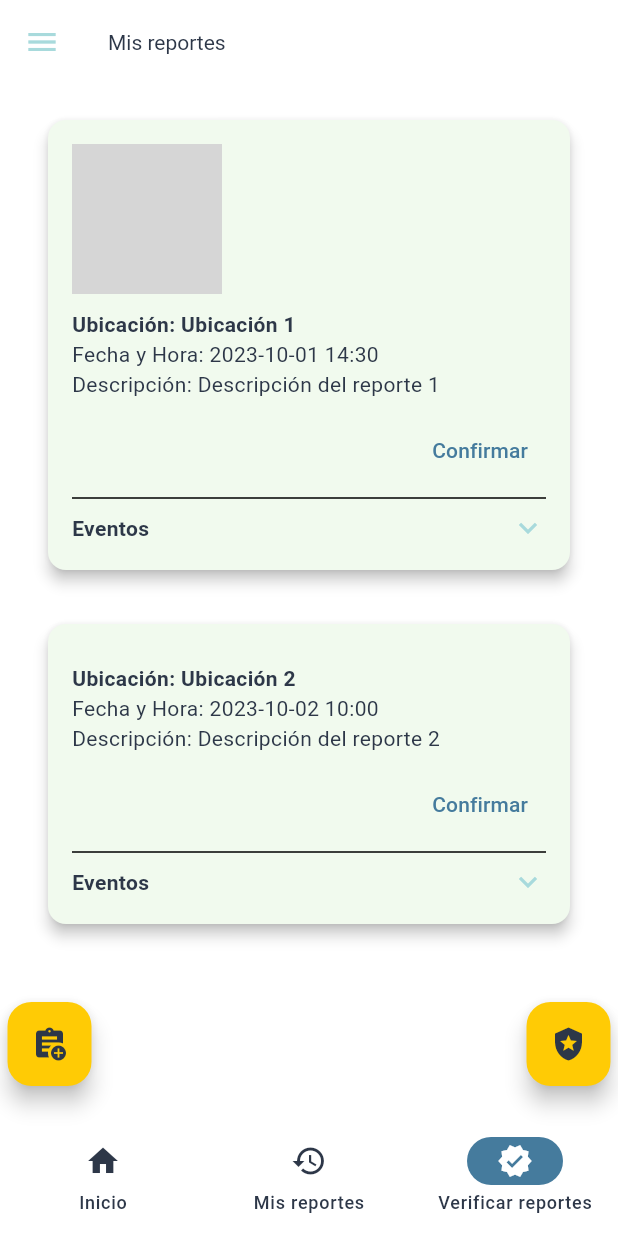
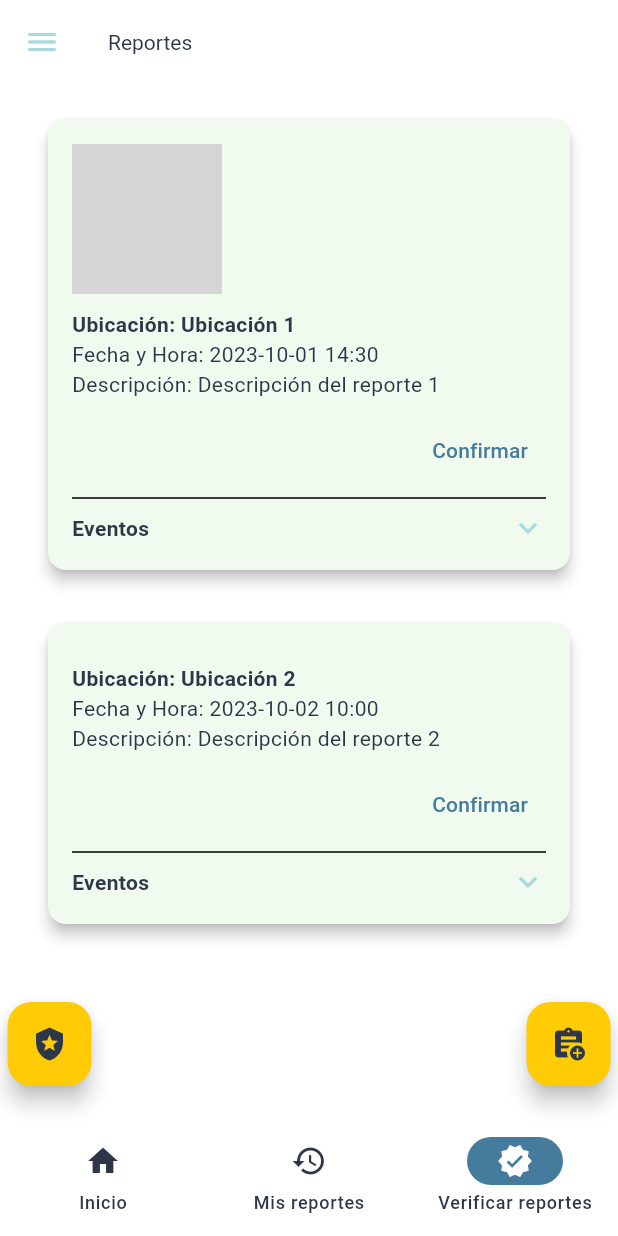
Before and after one commit to Derjai/alertabq, a Flutter app: the Reports screen opened directly, on a phone screen of 412 x 824 dp. Run offline on Flutter 3.47's test engine with Material 3 defaults, Android fonts, the phone set to English and light mode, and no system bars; our stand-ins replace flutter_map, flutter_svg, google_fonts, latlong2; grey boxes are pictures that could not be loaded.

Commit message:
FAB pannic and reports

```diff
--- a/lib/views/profile_screen.dart
+++ b/lib/views/profile_screen.dart
@@ -9,7 +9,7 @@ class ProfileScreen extends StatefulWidget {
 }
 
 class _ProfileScreenState extends State<ProfileScreen> {
-  int drawerIndex = 0;
+  int drawerIndex = 1;
   void _onItemTapped(int index) {
     setState(() {
       drawerIndex = index;
--- a/lib/views/reports.dart
+++ b/lib/views/reports.dart
@@ -1,5 +1,7 @@
 import 'package:alertabq/widgets/custom_drawer.dart';
 import 'package:alertabq/widgets/custom_navigation_bar.dart';
+import 'package:alertabq/widgets/pannic_button.dart';
+import 'package:alertabq/widgets/report_button.dart';
 import 'package:flutter/material.dart';
 
 class Reports extends StatefulWidget {
@@ -47,6 +49,12 @@ class _ReportsState extends State<Reports> {
     }
   }
 
+  void _pannicButtonPressed() {}
+
+  void _reportButtonPressed() {
+    Navigator.pushNamed(context, '/SubmitReport');
+  }
+
   @override
   Widget build(BuildContext context) {
     bool isDarkMode = Theme.of(context).brightness == Brightness.dark;
@@ -54,7 +62,7 @@ class _ReportsState extends State<Reports> {
         isDarkMode ? const Color(0xFFF8F9FA) : const Color(0xFF2D3748);
     return Scaffold(
       appBar: AppBar(
-        title: const Text('Mis reportes'),
+        title: const Text('Reportes'),
       ),
       drawer: CustomDrawer(
         isDarkMode: isDarkMode,
@@ -108,25 +116,13 @@ class _ReportsState extends State<Reports> {
           ),
           Positioned(
             bottom: 100,
-            right: 5,
-            child: FloatingActionButton(
-              onPressed: () {
-                // Lógica para el botón de emergencia
-              },
-              tooltip: 'Botón de emergencia',
-              child: const Icon(Icons.local_police),
-            ),
+            left: 5,
+            child: PannicButton(onPressed: _pannicButtonPressed),
           ),
           Positioned(
             bottom: 100,
-            left: 5,
-            child: FloatingActionButton(
-              onPressed: () {
-                // Lógica para crear un nuevo reporte
-              },
-              tooltip: 'Reportar incidente',
-              child: const Icon(Icons.assignment_add),
-            ),
+            right: 5,
+            child: ReportButton(onPressed: _reportButtonPressed),
           ),
         ],
       ),
--- /dev/null
+++ b/lib/widgets/pannic_button.dart
@@ -0,0 +1,17 @@
+import 'package:flutter/material.dart';
+
+class PannicButton extends StatelessWidget {
+  final String text = 'Botón de emergencia';
+  final VoidCallback onPressed;
+
+  const PannicButton({super.key, required this.onPressed});
+
+  @override
+  Widget build(BuildContext context) {
+    return FloatingActionButton(
+      onPressed: onPressed,
+      tooltip: text,
+      child: const Icon(Icons.local_police),
+    );
+  }
+}
--- /dev/null
+++ b/lib/widgets/report_button.dart
@@ -0,0 +1,16 @@
+import 'package:flutter/material.dart';
+
+class ReportButton extends StatelessWidget {
+  final String text = 'Reportar incidente';
+  final VoidCallback onPressed;
+  const ReportButton({super.key, required this.onPressed});
+
+  @override
+  Widget build(BuildContext context) {
+    return FloatingActionButton(
+      onPressed: onPressed,
+      tooltip: text,
+      child: const Icon(Icons.assignment_add),
+    );
+  }
+}
```
Also changed, not shown: lib/views/home_screen.dart (+10 -10 lines), lib/views/my_reports.dart (+12 -16 lines).
